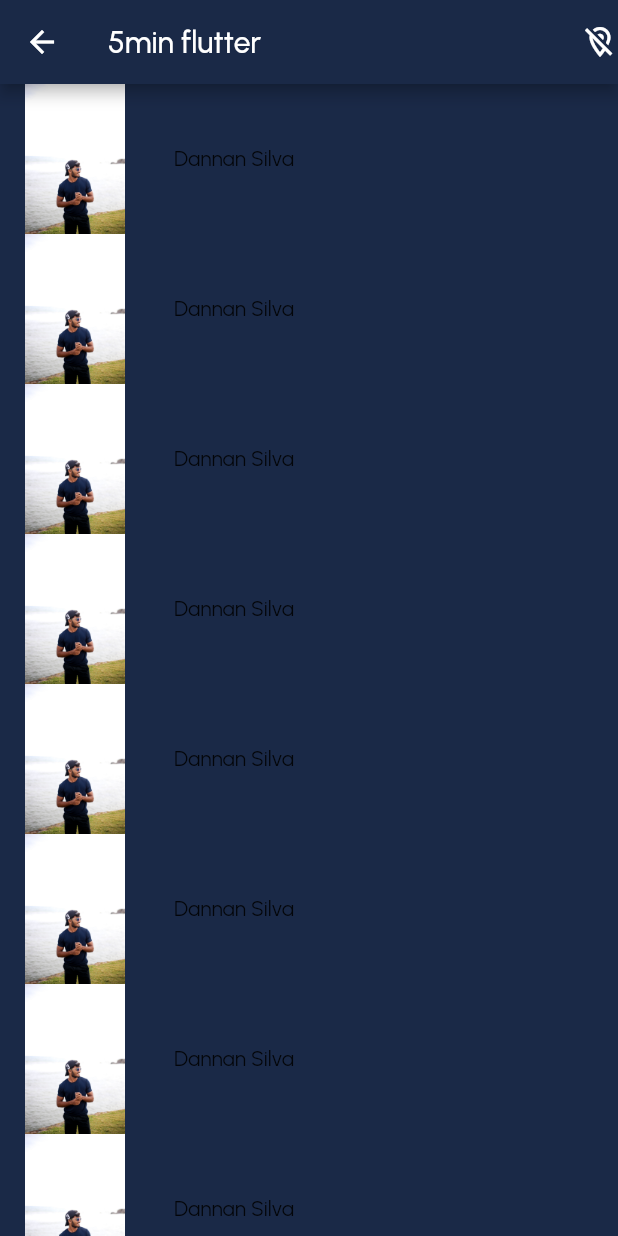
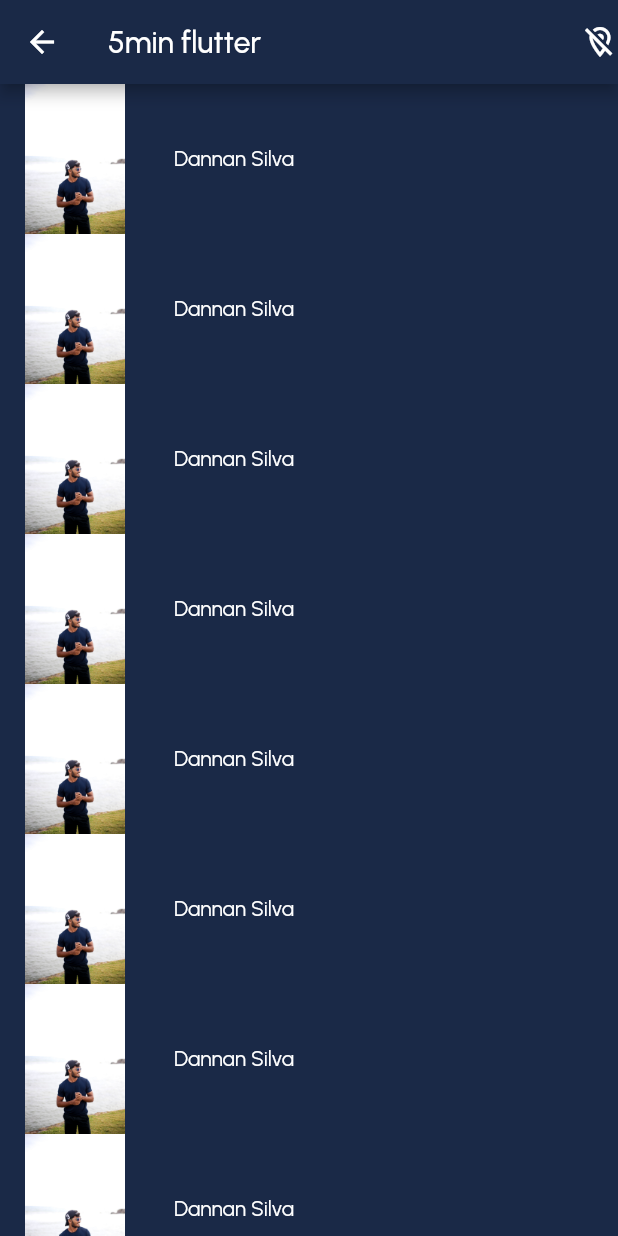
Before and after one commit to Dannansilva/chatapp, a Flutter app: the HomePage screen opened by its route, on a phone screen of 412 x 824 dp. Run offline on Flutter 3.47's test engine with Material 2 defaults, Android fonts, the phone set to English and light mode, and no system bars; project files that could hold a hidden picture were left out.

Commit message:
home page styling

```diff
--- a/crashcourse/lib/page/home_page.dart
+++ b/crashcourse/lib/page/home_page.dart
@@ -6,7 +6,7 @@ class HomePage extends StatelessWidget {
 
   @override
   Widget build(BuildContext context) {
-    return Scaffold(
+    var scaffold = Scaffold(
       appBar: AppBar(
         backgroundColor: AppColors.background,
         title: Text('5min flutter'),
@@ -15,10 +15,11 @@ class HomePage extends StatelessWidget {
           Icon(Icons.location_off_outlined),
         ],
       ),
-      body: Column(
+      body: ListView(
         children: mockUsersFromServer(),
-      ),
+      ), //stop lagging
     );
+    return scaffold;
   }
 
   Widget _userItem() {
@@ -32,14 +33,17 @@ class HomePage extends StatelessWidget {
         SizedBox(
           width: 16,
         ),
-        Text('Dannan Silva'),
+        Text(
+          'Dannan Silva',
+          style: TextStyle(color: Colors.white),
+        ),
       ],
     );
   }
 
   List<Widget> mockUsersFromServer() {
     List<Widget> users = [];
-    for (var i = 0; i < 20; i++) {
+    for (var i = 0; i < 2000; i++) {
       users.add(_userItem());
     }
     return users;
```
